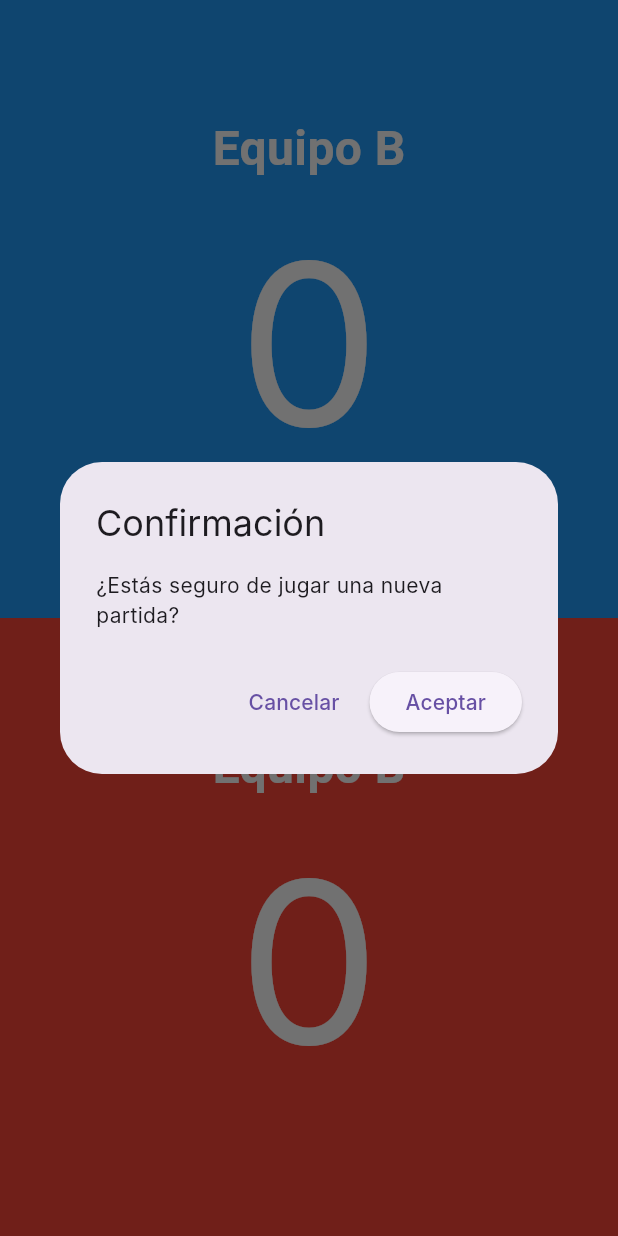
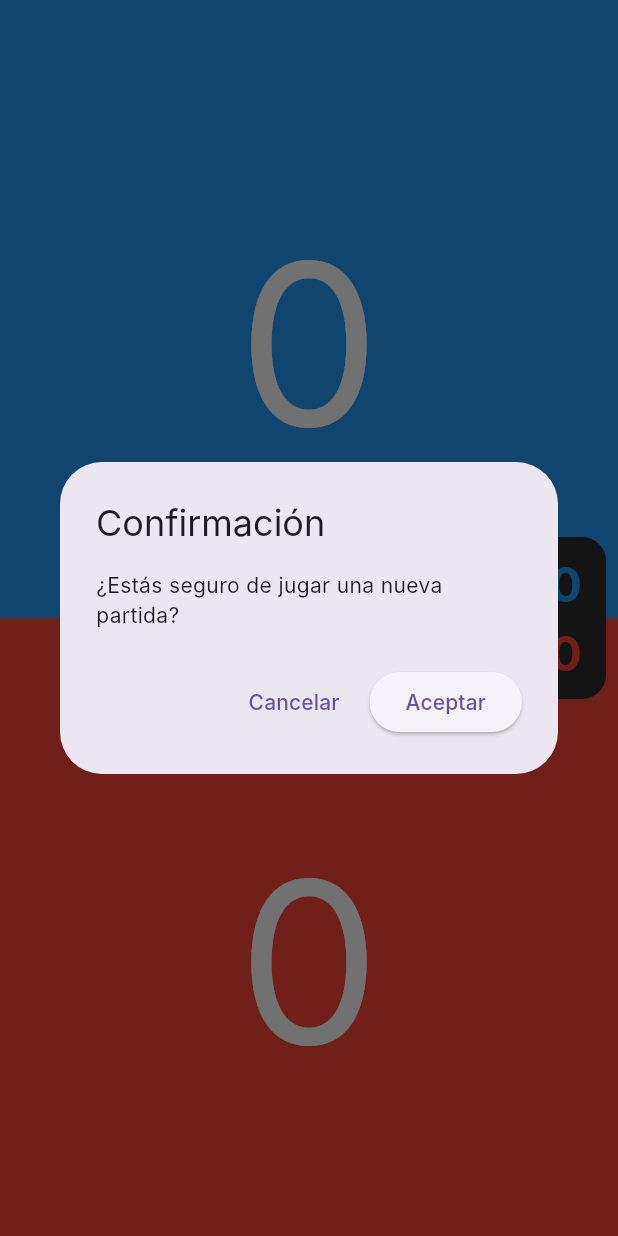
Before and after one commit to Edgarbri26/marcadorApp-flutter, a Flutter app: the MarcadorVerticalPage screen opened by its route, after a tap on the "add box" icon, on a phone screen of 412 x 824 dp. Run offline on Flutter 3.47's test engine with Material 3 defaults, Android fonts, the light colour scheme and no system bars; our stand-ins replace dropdown_search, shared_preferences; accounts and stored records are empty; Roboto replaces fonts that are missing (Inter, Libertinus Keyboard).

Commit message:
carga de los nombres y terminar la logica del la pagina del marcador

```diff
--- a/lib/pages/marcador_vertical_page.dart
+++ b/lib/pages/marcador_vertical_page.dart
@@ -1,7 +1,9 @@
 import 'package:flutter/material.dart';
 import 'package:marcador/config/app_routes.dart';
 import 'package:marcador/design/my_colors.dart';
+import 'package:marcador/design/spacing.dart';
 import 'package:marcador/widget/player_game_area.dart';
+import 'package:shared_preferences/shared_preferences.dart';
 
 class MarcadorVerticalPage extends StatefulWidget {
   const MarcadorVerticalPage({super.key});
@@ -15,6 +17,27 @@ class _MarcadorVerticalPageState extends State<MarcadorVerticalPage> {
   int _player2Score = 0;
   int _player1Sets = 0;
   int _player2Sets = 0;
+  String _player1Name = 'Jugador 1';
+  String _player2Name = 'Jugador 2';
+  int _targetPoints = 11;
+  int _targetSets = 3;
+
+  @override
+  void initState() {
+    super.initState();
+    _loadSettings(); // Cargar datos guardados
+  }
+
+  Future<void> _loadSettings() async {
+    final prefs = await SharedPreferences.getInstance();
+
+    setState(() {
+      _player1Name = prefs.getString('player1') ?? '';
+      _player2Name = prefs.getString('player2') ?? '';
+      _targetPoints = prefs.getInt('points') ?? 7;
+      _targetSets = prefs.getInt('sets') ?? 1;
+    });
+  }
 
   // @override
   // void initState() {
@@ -43,8 +66,21 @@ class _MarcadorVerticalPageState extends State<MarcadorVerticalPage> {
       } else {
         _player2Score++;
       }
-      // _checkWinCondition();
+      _checkWinCondition();
     });
+  }
+
+  void _checkWinCondition() {
+    if (_player1Score >= _targetPoints && _player1Score >= _player2Score + 2) {
+      _player1Sets++;
+      _showSetWinnerDialog(_player1Name);
+      _resetScores();
+    } else if (_player2Score >= _targetPoints &&
+        _player2Score >= _player1Score + 2) {
+      _player2Sets++;
+      _showSetWinnerDialog(_player2Name);
+      _resetScores();
+    }
   }
 
   void decrementScore(int player) {
@@ -73,17 +109,6 @@ class _MarcadorVerticalPageState extends State<MarcadorVerticalPage> {
     });
   }
 
-  //   if (_player1Score >= widget.targetPoints && _player1Score >= _player2Score + 2) {
-  //     _player1Sets++;
-  //     _showSetWinnerDialog(widget.player1Name);
-  //     _resetScores();
-  //   } else if (_player2Score >= widget.targetPoints && _player2Score >= _player1Score + 2) {
-  //     _player2Sets++;
-  //     _showSetWinnerDialog(widget.player2Name);
-  //     _resetScores();
-  //   }
-  // }
-
   void _showSetWinnerDialog(String winner) {
     showDialog(
       context: context,
@@ -97,7 +122,7 @@ class _MarcadorVerticalPageState extends State<MarcadorVerticalPage> {
             TextButton(
               onPressed: () {
                 Navigator.of(context).pop();
-                // _checkMatchWinner();
+                _checkMatchWinner();
               },
               child: const Text('Continuar'),
             ),
@@ -107,19 +132,19 @@ class _MarcadorVerticalPageState extends State<MarcadorVerticalPage> {
     );
   }
 
-  // void _checkMatchWinner() {
-  //   String? matchWinner;
+  void _checkMatchWinner() {
+    String? matchWinner;
 
-  //   if (_player1Sets >= widget.targetSets) {
-  //     matchWinner = widget.player1Name;
-  //   } else if (_player2Sets >= widget.targetSets) {
-  //     matchWinner = widget.player2Name;
-  //   }
+    if (_player1Sets >= _targetSets) {
+      matchWinner = _player1Name;
+    } else if (_player2Sets >= _targetSets) {
+      matchWinner = _player2Name;
+    }
 
-  //   if (matchWinner != null) {
-  //     _showMatchWinnerDialog(matchWinner);
-  //   }
-  // }
+    if (matchWinner != null) {
+      _showMatchWinnerDialog(matchWinner);
+    }
+  }
 
   void _showMatchWinnerDialog(String winner) {
     showDialog(
@@ -152,6 +177,7 @@ class _MarcadorVerticalPageState extends State<MarcadorVerticalPage> {
             children: [
               Expanded(
                 child: PlayerGameArea(
+                  playerName: _player1Name,
                   playerNumber: 1,
                   playerScore: _player1Score,
                   backgroundColor: MyColors.primary,
@@ -161,6 +187,7 @@ class _MarcadorVerticalPageState extends State<MarcadorVerticalPage> {
               ),
               Expanded(
                 child: PlayerGameArea(
+                  playerName: _player2Name,
                   playerNumber: 2,
                   playerScore: _player2Score,
                   backgroundColor: MyColors.secundary,
@@ -175,6 +202,44 @@ class _MarcadorVerticalPageState extends State<MarcadorVerticalPage> {
             child: CenterButtons(
               onResetScores: _resetScores,
               onResetAll: _resetAll,
+            ),
+          ),
+          Align(
+            alignment: Alignment.centerRight,
+            child: Container(
+              padding: const EdgeInsets.symmetric(
+                horizontal: Spacing.lg,
+                vertical: Spacing.md,
+              ),
+              margin: const EdgeInsets.only(right: 8.0),
+              decoration: BoxDecoration(
+                color: MyColors.darkContraste,
+                borderRadius: BorderRadius.circular(Spacing.lg),
+              ),
+              child: Column(
+                mainAxisSize: MainAxisSize.min,
+                children: [
+                  Text(
+                    '$_player1Sets',
+                    style: TextStyle(
+                      fontFamily: 'Inter',
+                      fontSize: 32,
+                      color: MyColors.primary,
+                      fontWeight: FontWeight.bold,
+                    ),
+                  ),
+
+                  Text(
+                    '$_player2Sets',
+                    style: TextStyle(
+                      fontFamily: 'Inter',
+                      fontSize: 32,
+                      color: MyColors.secundary,
+                      fontWeight: FontWeight.bold,
+                    ),
+                  ),
+                ],
+              ),
             ),
           ),
         ],
--- a/lib/widget/player_game_area.dart
+++ b/lib/widget/player_game_area.dart
@@ -7,6 +7,7 @@ class PlayerGameArea extends StatefulWidget {
   final Color backgroundColor;
   final Function onIncrement;
   final Function onDecrement;
+  final String playerName;
   const PlayerGameArea({
     super.key,
     required this.playerScore,
@@ -14,6 +15,7 @@ class PlayerGameArea extends StatefulWidget {
     required this.onIncrement,
     required this.onDecrement,
     required this.playerNumber,
+    required this.playerName,
   });
 
   @override
@@ -34,7 +36,7 @@ class _PlayerGameAreaState extends State<PlayerGameArea> {
           mainAxisAlignment: MainAxisAlignment.center,
           children: [
             Text(
-              'Equipo B',
+              widget.playerName,
               style: TextStyle(
                 fontFamily: 'Libertinus Keyboard',
                 color: MyColors.lightGray,
```
Also changed, not shown: lib/pages/game_settings_page.dart (+8 -7 lines).
